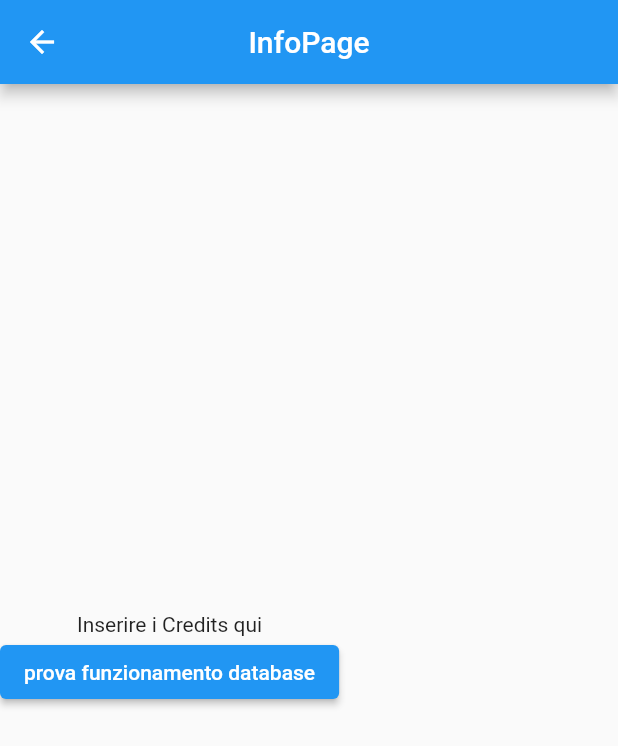
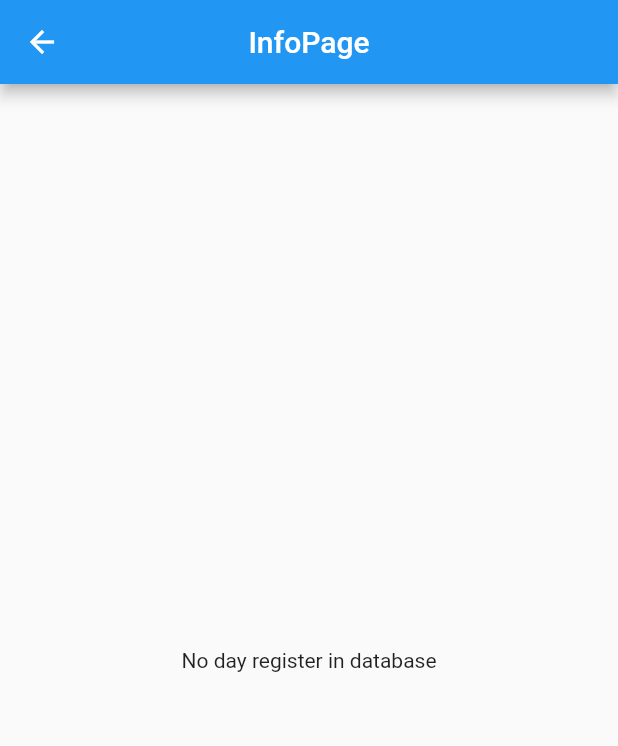
Before and after one commit to DavideBombassei/CarboTracker, a Flutter app: the InfoPage screen opened by its route, on a phone screen of 412 x 824 dp. Shown: the top 746 px of the screen. Run offline on Flutter 3.47's test engine with Material 2 defaults, Android fonts, the phone set to English and light mode, and no system bars; our stand-ins replace animated_text_kit, avatar_glow, datetime_picker_formfield, floor, google_fonts, sqflite; missing offline and left inert: dynamic_themes, fitbitter, image_downloader; accounts and stored records are empty; generated files the repository leaves out were written again.

Commit message:
show data persistance in database

```diff
--- a/app19/lib/main.dart
+++ b/app19/lib/main.dart
@@ -16,8 +16,7 @@ import 'package:provider/provider.dart';
 import 'package:app19/repository/databaseRepository.dart';
 import 'package:app19/database/database.dart';
 
-Future<void> main() async{
-
+Future<void> main() async {
   //This is a special method that use WidgetFlutterBinding to interact with the Flutter engine.
   //This is needed when you need to interact with the native core of the app.
   //Here, we need it since when need to initialize the DB before running the app.
@@ -139,8 +138,26 @@ class MyApp extends StatelessWidget {
   }
 }
 
-class InfoPage extends StatelessWidget {
+class InfoPage extends StatefulWidget {
   const InfoPage({Key? key}) : super(key: key);
+
+  @override
+  State<InfoPage> createState() => _InfoPageState();
+}
+
+class _InfoPageState extends State<InfoPage> {
+  void populatefields_calandstep() async {
+    List<carboEntity?> check3 =
+        await Provider.of<DatabaseRepository>(context, listen: false)
+            .show_data();
+    print(check3);
+  }
+
+  @override
+  void initState() {
+    super.initState();
+    populatefields_calandstep();
+  }
 
   @override
   Widget build(BuildContext context) {
@@ -149,24 +166,50 @@ class InfoPage extends StatelessWidget {
         title: Text('InfoPage'),
         centerTitle: true,
       ),
-      body: Container(
-        child: Column(
-          mainAxisAlignment: MainAxisAlignment.center,
-          children: [
-            Text('Inserire i Credits qui'),
-            ElevatedButton(
-              onPressed: () async{
-                DateTime temp = DateTime.now();
-                String dataString = temp.year.toString() + temp.month.toString() + temp.day.toString();
-                carboEntity? check1 = await Provider.of<DatabaseRepository>(context,listen: false).check_carboEntity(dataString);
-                print(check1);
-                puzzleEntity? check2 = await Provider.of<DatabaseRepository>(context,listen: false).check_puzzleEntity(dataString);
-                print(check2);
-              },
-              child: Text('prova funzionamento database')
-              ),
-          ],
-        ),
+      body: Center(
+        child: Consumer<DatabaseRepository>(builder: (context, dbr, child) {
+          //The logic is to query the DB for the entire list of Meal using dbr.findAllMeals()
+          //and then populate the ListView accordingly.
+          //We need to use a FutureBuilder since the result of dbr.findAllMeals() is a Future.
+          return FutureBuilder(
+            initialData: null,
+            future: dbr.show_data(),
+            builder: (context, snapshot) {
+              if (snapshot.hasData) {
+                final data = snapshot.data as List<carboEntity?>;
+                //If the Meal table is empty, show a simple Text, otherwise show the list of meals using a ListView.
+                return data.length == 0
+                    ? Text('No day register in database')
+                    : ListView.builder(
+                        itemCount: data.length,
+                        itemBuilder: (context, index) {
+                          //Here, we are using a Card to show a Meal
+                          return /*Card(
+                                elevation: 5,
+                                child:*/
+                              ListTile(
+                            leading: Text(' ${data[index]?.id}'),
+                            trailing: Text('${data[index]?.value}'),
+
+                            title: Text('Data: ${data[index]?.dataString}'),
+
+                            //Text('CHO : ${data[mealIndex].fitbitCals}'),
+                            subtitle: Text(
+                              'STEPS : ${data[index]?.fitbitSteps}   CAL : ${data[index]?.fitbitCals}',
+                            ),
+
+                            //When a ListTile is tapped, the user is redirected to the MealPage, where it will be able to edit it.
+                            //onTap: () => _toMealPage(context, data[mealIndex]),
+                          );
+                        });
+              } //if
+              else {
+                return CircularProgressIndicator();
+              } //else
+            }, //FutureBuilder builder
+          );
+        } //Consumer-builder
+            ),
       ),
     );
   }
--- a/app19/lib/screens/carbolistUpdate.dart
+++ b/app19/lib/screens/carbolistUpdate.dart
@@ -6,7 +6,7 @@ import 'package:provider/provider.dart';
 int carb = 0;
 double buttondim = 60; //dimensione bottoni +-10 +-1
 int lim =
-    500; //limite giornaliero carboidrati per normalizzare entro [0,1] perchè richiesto dall'indicatore
+    250; //limite giornaliero carboidrati per normalizzare entro [0,1] perchè richiesto dall'indicatore
 
 class CarboListUpdate extends StatefulWidget {
   @override
@@ -189,8 +189,13 @@ class _CarboListUpdateState extends State<CarboListUpdate> {
                 heroTag: "btn$i",
                 onPressed: () async {
                   DateTime temp = DateTime.now();
-                  String dataString = temp.year.toString() + temp.month.toString() + temp.day.toString();
-                  int? ID = await Provider.of<DatabaseRepository>(context, listen: false).get_id(dataString) ?? 0;
+                  String dataString = temp.year.toString() +
+                      temp.month.toString() +
+                      temp.day.toString();
+                  int? ID = await Provider.of<DatabaseRepository>(context,
+                              listen: false)
+                          .get_id(dataString) ??
+                      0;
                   setState(() {
                     Provider.of<carbohydrates>(context, listen: false)
                         .addcarbo(carb, lim, carbperc);
@@ -198,7 +203,8 @@ class _CarboListUpdateState extends State<CarboListUpdate> {
                     print(carbgrams);
                   });
                   print(carbgrams);
-                  await Provider.of<DatabaseRepository>(context, listen: false).update_value(carbgrams, ID);
+                  await Provider.of<DatabaseRepository>(context, listen: false)
+                      .update_value(carbgrams, ID);
                 },
                 child: Icon(Icons.add),
                 elevation: 0,
```
Also changed, not shown: app19/lib/database/daos/carboDao.dart (+16 -8 lines), app19/lib/others/numcal.dart (+19 -0 lines), app19/lib/repository/databaseRepository.dart (+27 -21 lines), app19/lib/screens/carbocounter.dart (+15 -7 lines), app19/lib/screens/homepage.dart (+27 -16 lines), app19/lib/database/database.g.dart.
